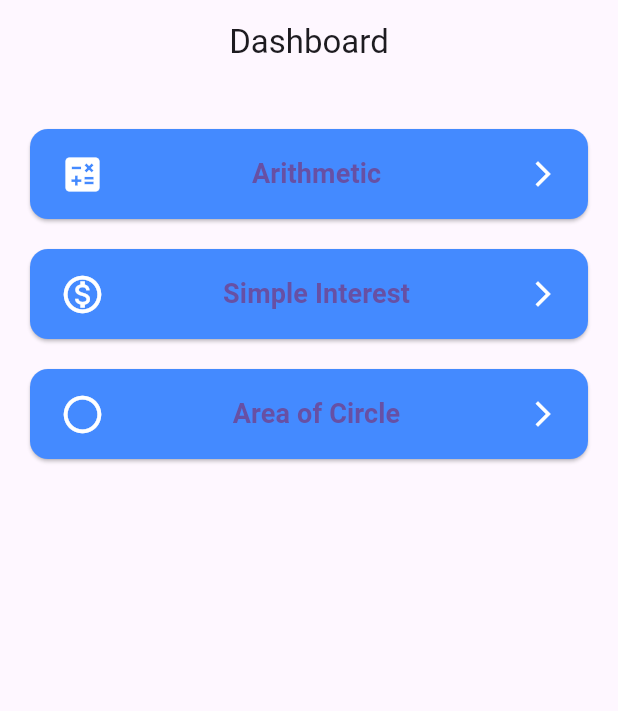
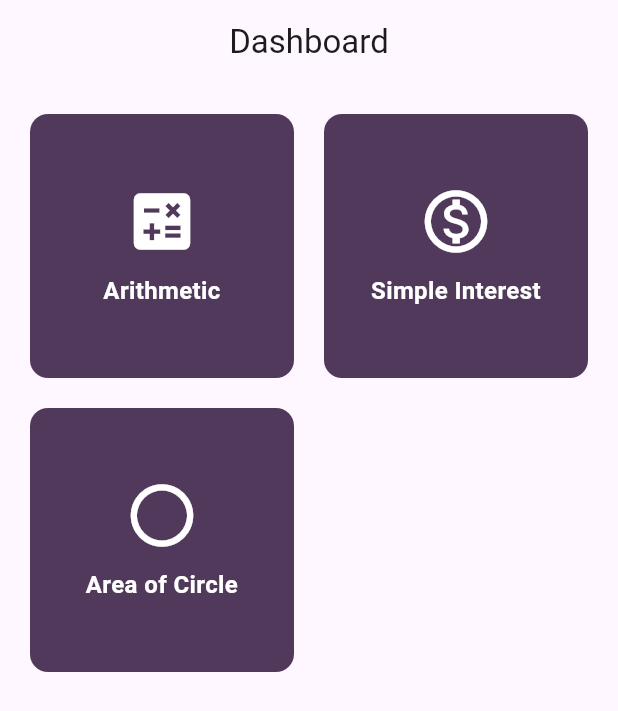
Before and after one commit to sandeshs0/flutter-assignment1, a Flutter app: the screen it shows after launch, on a phone screen of 412 x 824 dp. Shown: the top 711 px of the screen. Run offline on Flutter 3.47's test engine with Material 3 defaults, Android fonts, the phone set to English and light mode, and no system bars.

```diff
--- a/lib/main.dart
+++ b/lib/main.dart
@@ -5,6 +5,9 @@ import 'app.dart';
 // const
 
 // HOT RELOAD
+
+//We will use BloCk for state management
+
 void main() {
   runApp(
     const MyApp(),
--- a/lib/views/dashboard.dart
+++ b/lib/views/dashboard.dart
@@ -15,8 +15,11 @@ class Dashboard extends StatelessWidget {
         centerTitle: true,
       ),
       body: Padding(
-        padding: const EdgeInsets.symmetric(horizontal: 20, vertical: 30),
-        child: ListView(
+        padding: const EdgeInsets.all(20),
+        child: GridView.count(
+          crossAxisCount: 2,
+          crossAxisSpacing: 20,
+          mainAxisSpacing: 20,
           children: [
             DashboardButton(
               label: 'Arithmetic',
@@ -28,7 +31,6 @@ class Dashboard extends StatelessWidget {
                 );
               },
             ),
-            const SizedBox(height: 20),
             DashboardButton(
               label: 'Simple Interest',
               icon: Icons.monetization_on_outlined,
@@ -39,7 +41,6 @@ class Dashboard extends StatelessWidget {
                 );
               },
             ),
-            const SizedBox(height: 20),
             DashboardButton(
               label: 'Area of Circle',
               icon: Icons.circle_outlined,
@@ -71,33 +72,34 @@ class DashboardButton extends StatelessWidget {
 
   @override
   Widget build(BuildContext context) {
-    return ElevatedButton(
-      style: ElevatedButton.styleFrom(
-        padding: const EdgeInsets.symmetric(vertical: 15, horizontal: 20),
-        shape: RoundedRectangleBorder(
+    return GestureDetector(
+      onTap: onPressed,
+      child: Container(
+        decoration: BoxDecoration(
+          color: const Color.fromARGB(255, 81, 57, 91),
           borderRadius: BorderRadius.circular(12),
         ),
-        backgroundColor: Colors.blueAccent,
-      ),
-      onPressed: onPressed,
-      child: Row(
-        mainAxisAlignment: MainAxisAlignment.spaceBetween,
+        padding: const EdgeInsets.all(15),
+        child: Column(
+          mainAxisAlignment: MainAxisAlignment.center,
           children: [
             Icon(
               icon,
-            size: 30,
+              size: 50,
               color: Colors.white,
             ),
+            const SizedBox(height: 10),
             Text(
               label,
-            style: const TextStyle(fontSize: 18, fontWeight: FontWeight.bold),
-          ),
-          const Icon(
-            Icons.arrow_forward_ios,
-            size: 20,
+              textAlign: TextAlign.center,
+              style: const TextStyle(
+                fontSize: 16,
+                fontWeight: FontWeight.bold,
                 color: Colors.white,
               ),
+            ),
           ],
+        ),
       ),
     );
   }
```
Also changed, not shown: lib/views/arithmetic.dart (+39 -12 lines), lib/app.dart (line endings or trailing spaces), 2 other files. Lines whose indentation alone changed are shown as unchanged.
